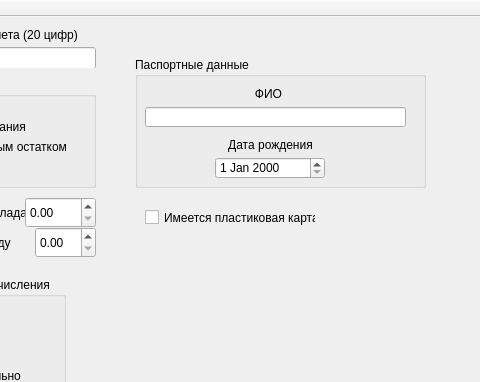
First picture: the form in mainwindow.ui, repository MrFireDeN/Bank-Depositors, before the edit; both pictures show x 125 to 605 and y 0 to 382 of the 734 by 513 pixel window.
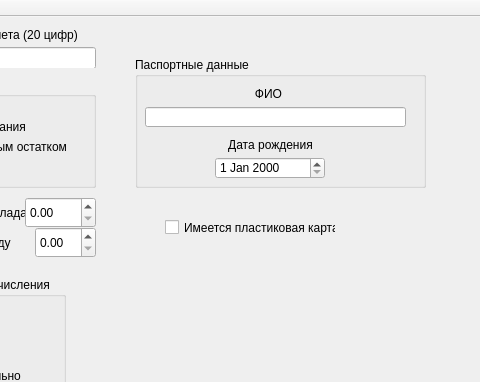
Second picture: the form after the edit.

The edit to the form file:
```diff
--- a/mainwindow.ui
+++ b/mainwindow.ui
@@ -298,8 +298,8 @@
    <widget class="QCheckBox" name="plasticCardAvailability">
     <property name="geometry">
      <rect>
-      <x>270</x>
-      <y>190</y>
+      <x>290</x>
+      <y>200</y>
       <width>171</width>
       <height>21</height>
      </rect>
```
